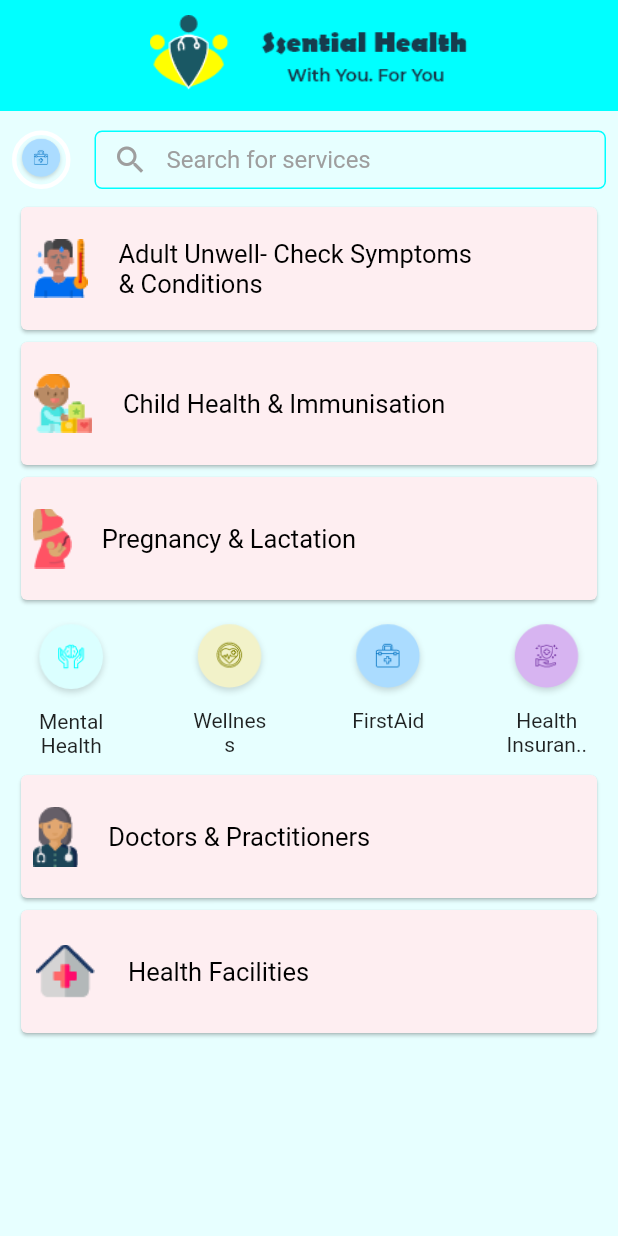
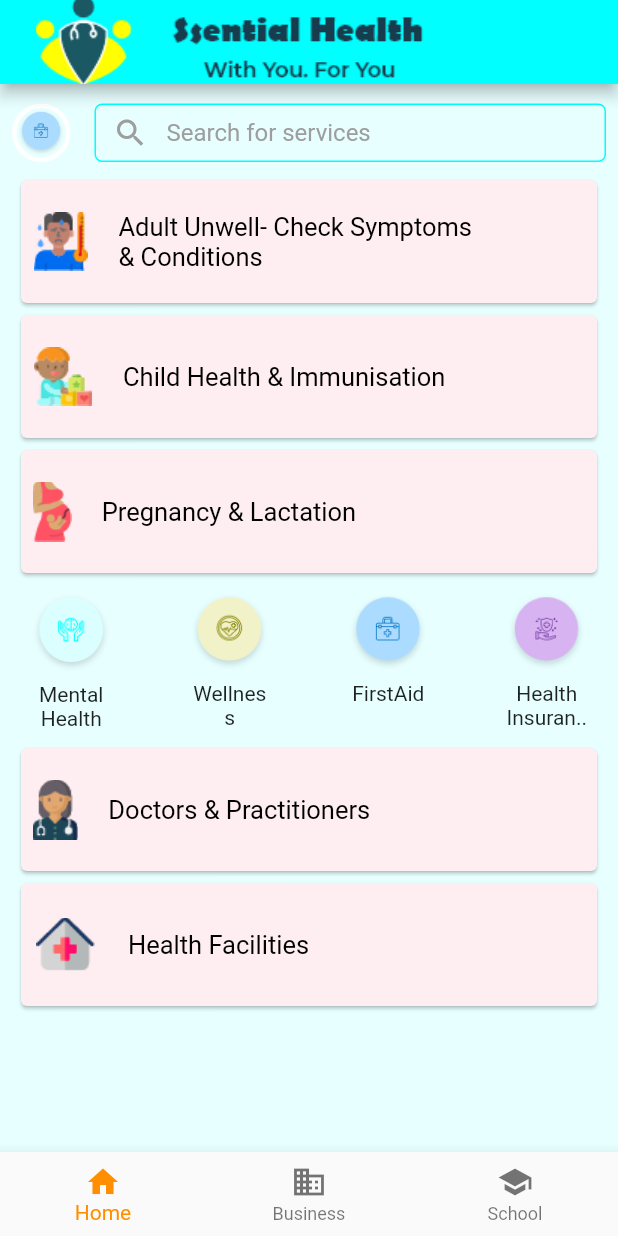
Before and after one commit to Ssentialhealth/ssentialhealth, a Flutter app: the HomeScreen screen opened directly, on a phone screen of 412 x 824 dp. Run offline on Flutter 3.47's test engine with Material 2 defaults, Android fonts, the light colour scheme and no system bars; our stand-ins replace fluttertoast, shared_preferences; missing offline and left inert: country_list_pick, flutter_session, flutter_statusbarcolor, shared_preferences_web; accounts and stored records are empty.

Commit message:
Fix for Homepage Status & AppBar Color

```diff
--- a/lib/main.dart
+++ b/lib/main.dart
@@ -20,7 +20,7 @@
         scaffoldBackgroundColor: Colors.white
       ),
 
-      home: Authenticate(),
+      home: HomeScreen(),
 
     );
   }
--- a/lib/screens/home_screen.dart
+++ b/lib/screens/home_screen.dart
@@ -2,6 +2,8 @@
 import 'package:pocket_health/services/auth_service.dart';
 import 'package:flutter_statusbarcolor/flutter_statusbarcolor.dart';
 import 'package:pocket_health/widgets/widget.dart';
+import 'package:flutter/services.dart';
+
 
 import '../size_config.dart';
 
@@ -11,6 +13,31 @@
 }
 
 class _HomeScreenState extends State<HomeScreen> {
+
+  int _selectedIndex = 0;
+  static const TextStyle optionStyle =
+  TextStyle(fontSize: 30, fontWeight: FontWeight.bold);
+  static const List<Widget> _widgetOptions = <Widget>[
+    Text(
+      'Index 0: Home',
+      style: optionStyle,
+    ),
+    Text(
+      'Index 1: Business',
+      style: optionStyle,
+    ),
+    Text(
+      'Index 2: School',
+      style: optionStyle,
+    ),
+  ];
+
+  void _onItemTapped(int index) {
+    setState(() {
+      _selectedIndex = index;
+    });
+  }
+
   @override
   Widget build(BuildContext context) {
     List<Map<String, dynamic>> categories = [
@@ -20,35 +47,25 @@
       {"icon": "assets/images/health_insurace.png", "text": "Health Insuran.."},
 
     ];
+    SystemChrome.setSystemUIOverlayStyle(SystemUiOverlayStyle(
+      statusBarColor: Color(0xFF00FFFF), //or set color with: Color(0xFF0000FF)
+    ));
 
     return SafeArea(
       child: Scaffold(
         backgroundColor: Color(0xFFE7FFFF),
+        appBar: AppBar(
+          title: Padding(
+            padding: const EdgeInsets.all(8.0),
+            child: Image.asset('assets/images/homelogo.png',),
+          ),
+          backgroundColor: Color(0xFF00FFFF),
+        ),
         body: SingleChildScrollView(
           child: Container(
             child: Column(
               crossAxisAlignment: CrossAxisAlignment.start,
               children: <Widget>[
-                Container(
-                  height: 74,
-                  color: Color(0xFF00FFFF),
-                  alignment: Alignment.topCenter,
-                  child:   Column(
-                    children: [
-                      Padding(
-                        padding: const EdgeInsets.only(top:10.0),
-                        child: Image.asset(
-                          'assets/images/homelogo.png',
-                          height: 50,
-                          width: MediaQuery.of(context).size.width,
-                        ),
-                      ),
-                      SizedBox(height: 8,),
-
-                    ],
-                  ),
-
-                ),
                 SizedBox(height: 5,),
                 Container(
                   height: 55,
@@ -107,9 +124,26 @@
             ),
           ),
         ),
-        // bottomNavigationBar: BottomNavigationBar(
-        //   items: [],
-        // ),
+        bottomNavigationBar: BottomNavigationBar(
+          items: const <BottomNavigationBarItem>[
+            BottomNavigationBarItem(
+              icon: Icon(Icons.home),
+              label: 'Home',
+            ),
+            BottomNavigationBarItem(
+              icon: Icon(Icons.business),
+              label: 'Business',
+            ),
+            BottomNavigationBarItem(
+              icon: Icon(Icons.school),
+              label: 'School',
+            ),
+          ],
+          currentIndex: _selectedIndex,
+          selectedItemColor: Colors.amber[800],
+          onTap: _onItemTapped,
+        ),
+
       ),
     );
   }
--- a/lib/widgets/widget.dart
+++ b/lib/widgets/widget.dart
@@ -85,6 +85,13 @@
 
 }
 
+BottomNavigationBarItem navBar (Icon icon,String label){
+  return BottomNavigationBarItem(
+    icon: icon,
+    label: label,
+  );
+}
+
 
 TextStyle simpleTextStyle(){
   return TextStyle(
@@ -92,6 +99,9 @@
       fontSize: 16
   );
 }
+
+TextStyle optionStyle =
+TextStyle(fontSize: 30, fontWeight: FontWeight.bold);
 
 TextStyle mediumTextStyle() {
   return TextStyle(
```
Also changed, not shown: assets/images/icons/Emergency_colored.png (added), assets/images/icons/Home_colored.png (added), assets/images/icons/doctor _ consult.png (added), assets/images/icons/doctor_consult_colored.png (added), assets/images/icons/explore.png (added), assets/images/icons/home.png (added), assets/images/icons/settings.png (added), 1 other file.
